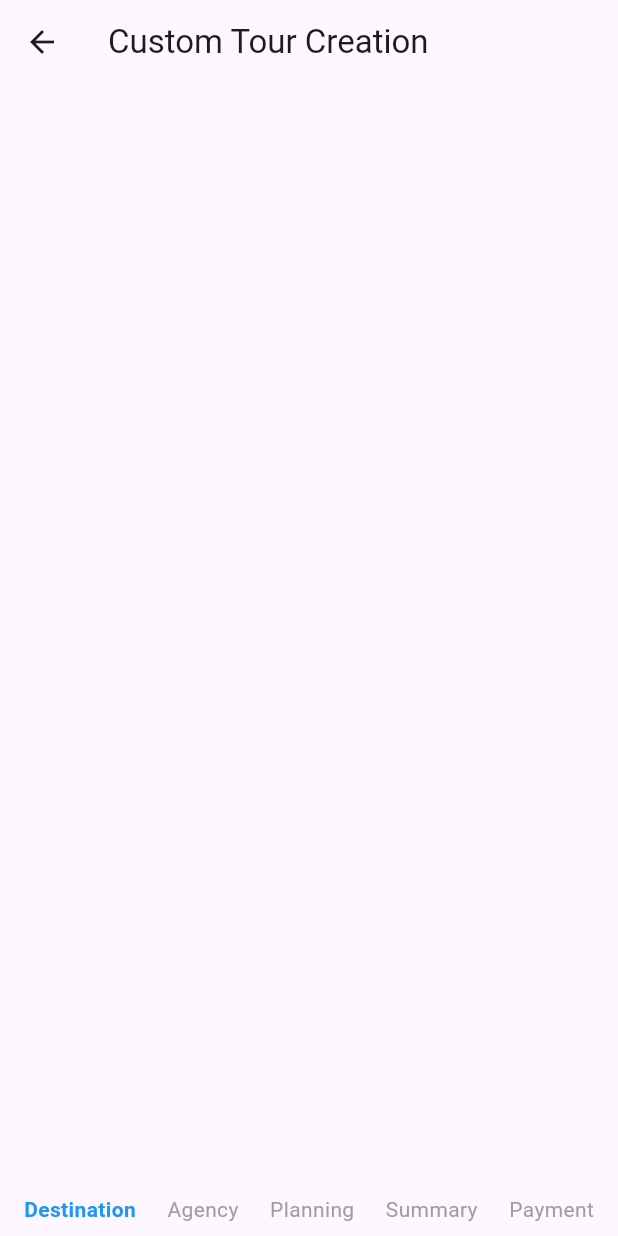
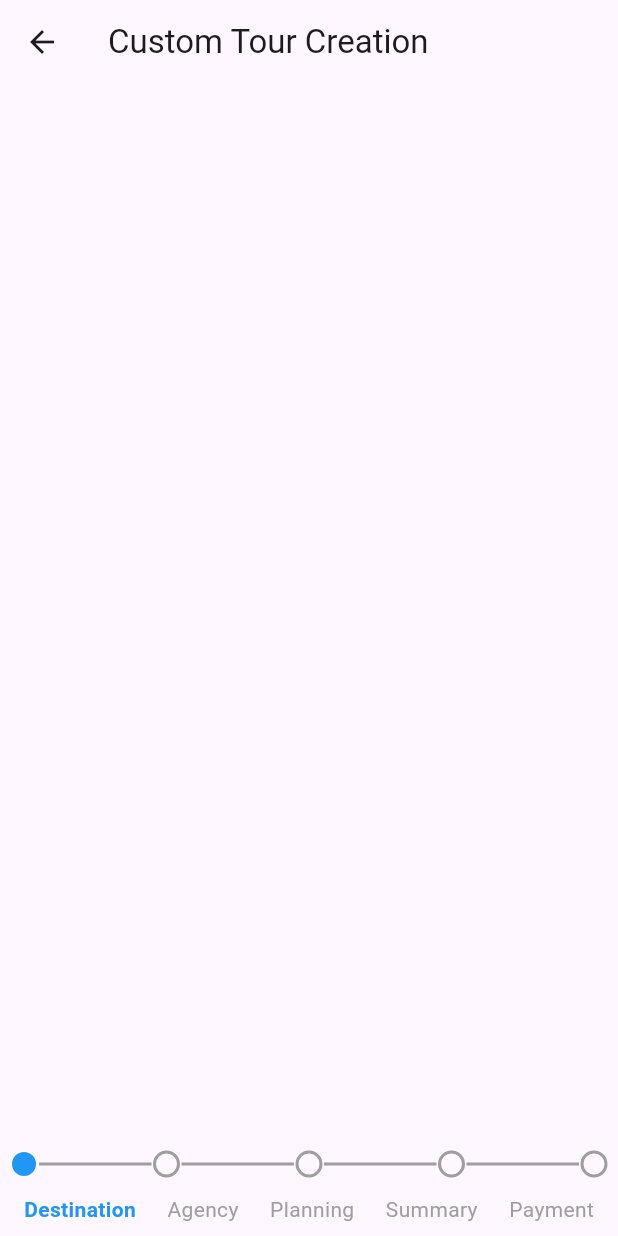
Before and after one commit to SwifTrip/swiftrip_frontend_tourist, a Flutter app: the CustomAppBar widget shown alone on an empty page, opened directly with empty values, on a phone screen of 412 x 824 dp. Run offline on Flutter 3.47's test engine with Material 3 defaults, Android fonts, the light colour scheme and no system bars.

Commit message:
Add custom progress indicator to CustomAppBar
Introduced a private _ProgressPainter class to render a step-based progress indicator in the CustomAppBar. The painter visually represents the current step with colored circles and connecting lines, enhancing the app bar's UI.

```diff
--- a/lib/widgets/custom_app_bar.dart
+++ b/lib/widgets/custom_app_bar.dart
@@ -19,7 +19,7 @@ class CustomAppBar extends StatelessWidget implements PreferredSizeWidget {
               SizedBox(
                 height: 40,
                 child: CustomPaint(
-                  painter: ,
+                  painter: _ProgressPainter(currentStep: currentStep),
                   child: Row(
                     mainAxisAlignment: MainAxisAlignment.spaceBetween,
                     children: List.generate(
@@ -70,3 +70,47 @@ class CustomAppBar extends StatelessWidget implements PreferredSizeWidget {
   @override
   Size get preferredSize => const Size.fromHeight(kToolbarHeight + 80.0);
 }
+
+
+class _ProgressPainter extends CustomPainter {
+  final int currentStep;
+
+  _ProgressPainter({required this.currentStep});
+
+  @override
+  void paint(Canvas canvas, Size size) {
+    final paint = Paint()
+      ..strokeWidth = 2
+      ..style = PaintingStyle.stroke;
+
+    final double stepWidth = size.width / 4;
+    final double y = size.height / 2;
+
+    for (int i = 0; i < 5; i++) {
+      final double x = i * stepWidth;
+      final color = i <= currentStep ? Colors.blue : Colors.grey;
+      paint.color = color;
+
+      canvas.drawCircle(
+        Offset(x, y),
+        8,
+        paint
+          ..style = i <= currentStep
+              ? PaintingStyle.fill
+              : PaintingStyle.stroke,
+      );
+
+      if (i < 4) {
+        final double nextX = (i + 1) * stepWidth;
+        final lineColor = i < currentStep ? Colors.blue : Colors.grey;
+        paint.color = lineColor;
+        canvas.drawLine(Offset(x + 10, y), Offset(nextX - 10, y), paint);
+      }
+    }
+  }
+
+  @override
+  bool shouldRepaint(covariant CustomPainter oldDelegate) {
+    return true;
+  }
+}
```
